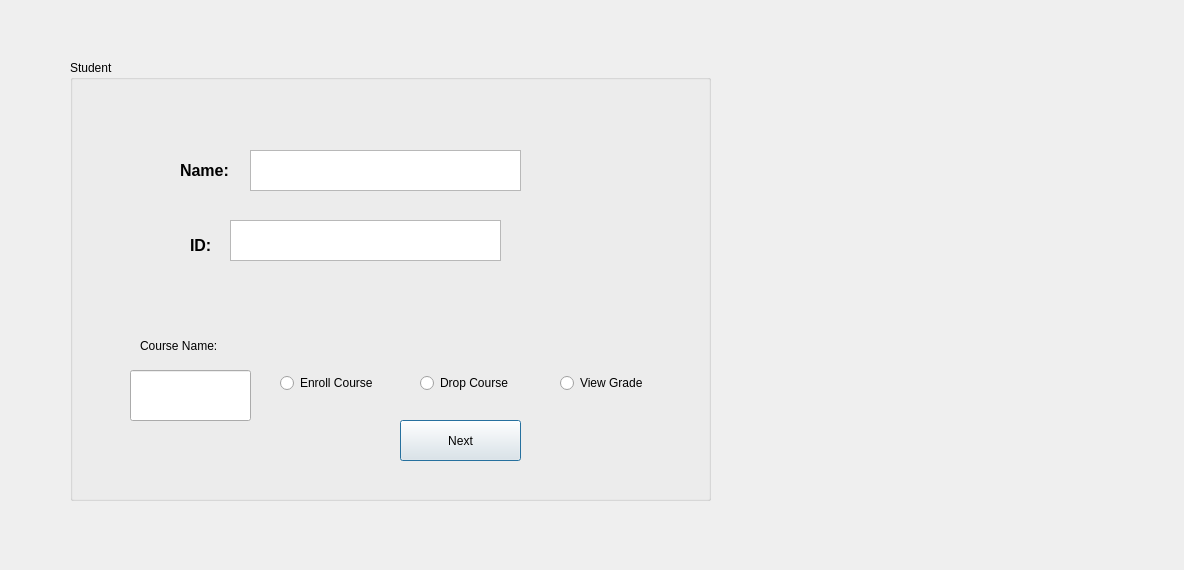
This is SRC/student.ui in EyadEhab/studentManagementSystem as Qt 5 draws it before an edit. The edited form follows.
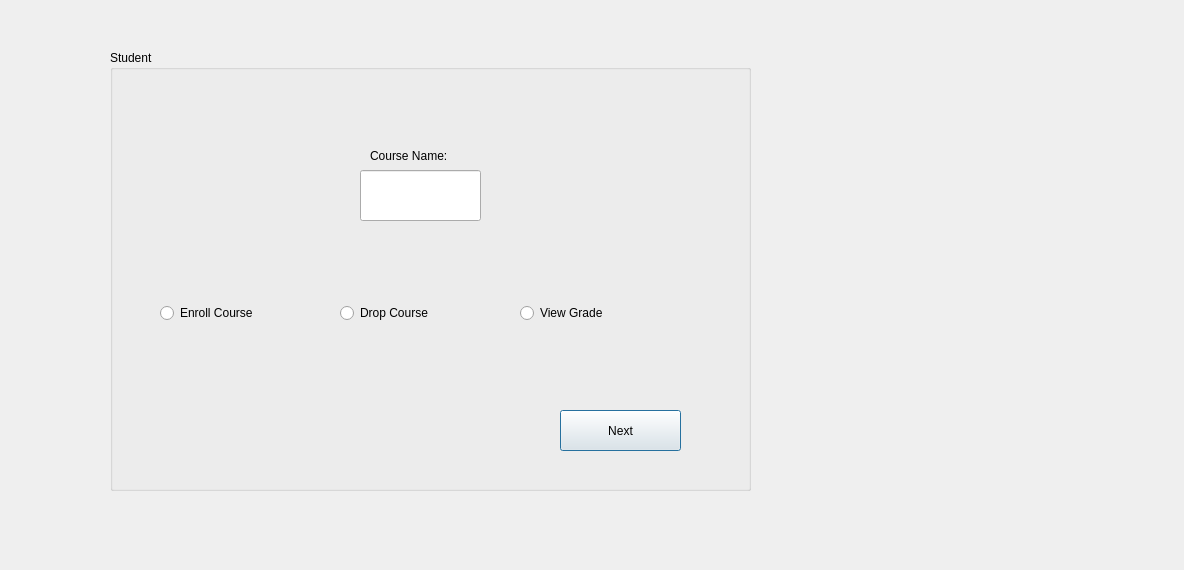
This is the edited form.

Patch:
```diff
--- a/SRC/student.ui
+++ b/SRC/student.ui
@@ -16,8 +16,8 @@
   <widget class="QGroupBox" name="groupBox">
    <property name="geometry">
     <rect>
-     <x>70</x>
-     <y>60</y>
+     <x>110</x>
+     <y>50</y>
      <width>641</width>
      <height>441</height>
     </rect>
@@ -25,69 +25,11 @@
    <property name="title">
     <string>Student</string>
    </property>
-   <widget class="QLabel" name="nameLabel">
-    <property name="geometry">
-     <rect>
-      <x>110</x>
-      <y>100</y>
-      <width>63</width>
-      <height>20</height>
-     </rect>
-    </property>
-    <property name="font">
-     <font>
-      <pointsize>12</pointsize>
-      <bold>true</bold>
-     </font>
-    </property>
-    <property name="text">
-     <string>Name: </string>
-    </property>
-   </widget>
-   <widget class="QLabel" name="idLabel">
-    <property name="geometry">
-     <rect>
-      <x>120</x>
-      <y>170</y>
-      <width>51</width>
-      <height>31</height>
-     </rect>
-    </property>
-    <property name="font">
-     <font>
-      <pointsize>12</pointsize>
-      <bold>true</bold>
-     </font>
-    </property>
-    <property name="text">
-     <string>ID:</string>
-    </property>
-   </widget>
-   <widget class="QTextBrowser" name="textBrowser">
-    <property name="geometry">
-     <rect>
-      <x>180</x>
-      <y>90</y>
-      <width>271</width>
-      <height>41</height>
-     </rect>
-    </property>
-   </widget>
-   <widget class="QTextBrowser" name="textBrowser_2">
-    <property name="geometry">
-     <rect>
-      <x>160</x>
-      <y>160</y>
-      <width>271</width>
-      <height>41</height>
-     </rect>
-    </property>
-   </widget>
    <widget class="QLineEdit" name="courseName">
     <property name="geometry">
      <rect>
-      <x>60</x>
-      <y>310</y>
+      <x>250</x>
+      <y>120</y>
       <width>121</width>
       <height>51</height>
      </rect>
@@ -96,8 +38,8 @@
    <widget class="QLabel" name="CourseNameLabel">
     <property name="geometry">
      <rect>
-      <x>70</x>
-      <y>270</y>
+      <x>260</x>
+      <y>90</y>
       <width>101</width>
       <height>31</height>
      </rect>
@@ -109,8 +51,8 @@
    <widget class="QRadioButton" name="enroll">
     <property name="geometry">
      <rect>
-      <x>210</x>
-      <y>310</y>
+      <x>50</x>
+      <y>250</y>
       <width>112</width>
       <height>26</height>
      </rect>
@@ -122,8 +64,8 @@
    <widget class="QRadioButton" name="drop">
     <property name="geometry">
      <rect>
-      <x>350</x>
-      <y>310</y>
+      <x>230</x>
+      <y>250</y>
       <width>112</width>
       <height>26</height>
      </rect>
@@ -135,8 +77,8 @@
    <widget class="QRadioButton" name="viewGrade">
     <property name="geometry">
      <rect>
-      <x>490</x>
-      <y>310</y>
+      <x>410</x>
+      <y>250</y>
       <width>112</width>
       <height>26</height>
      </rect>
@@ -148,7 +90,7 @@
    <widget class="QPushButton" name="next">
     <property name="geometry">
      <rect>
-      <x>330</x>
+      <x>450</x>
       <y>360</y>
       <width>121</width>
       <height>41</height>
```
